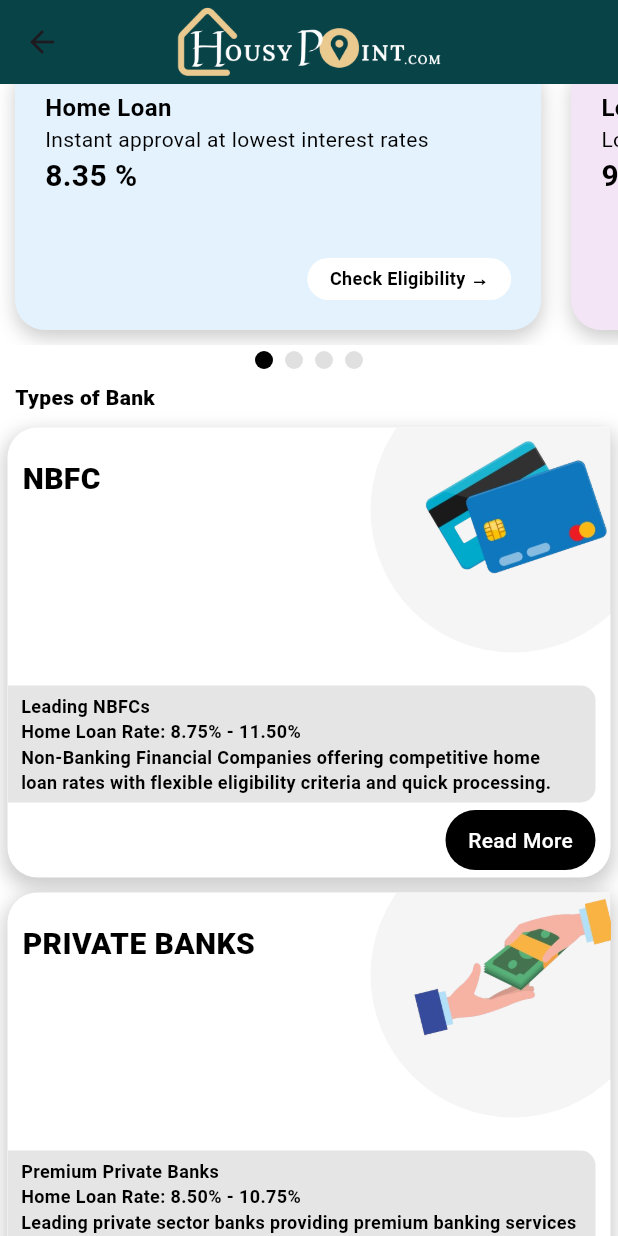
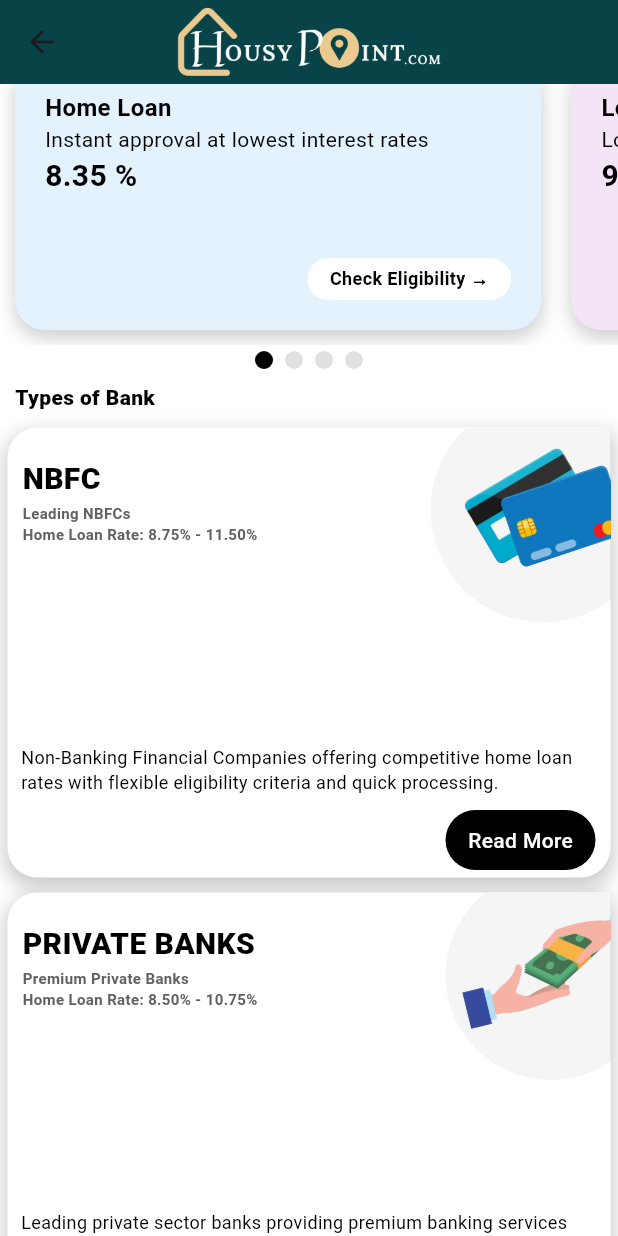
Before and after one commit to prayasjadaun/HousyPoint, a Flutter app: the HomeLoanScreen screen opened directly, scrolled down 576 dp, on a phone screen of 412 x 824 dp. Run offline on Flutter 3.47's test engine with Material 3 defaults, Android fonts, the light colour scheme and no system bars; our stand-ins replace country_picker, fl_chart, flutter_spinkit, google_fonts, google_nav_bar, introduction_screen and 1 more; missing offline and left inert: insta_image_viewer.

Commit message:
Add change in home loan screen

```diff
--- a/housy_point/lib/main.dart
+++ b/housy_point/lib/main.dart
@@ -69,9 +69,9 @@ class MyApp extends StatelessWidget {
         ),
         themeMode: ThemeMode.system,
         home:
-        // HomeLoanScreen()
+        HomeLoanScreen()
         // HomeScreen(),
-        SplashScreen(),
+        // SplashScreen(),
         );
   }
 }
--- a/housy_point/lib/views/screens/homeLoanScreen/home_loan_screen.dart
+++ b/housy_point/lib/views/screens/homeLoanScreen/home_loan_screen.dart
@@ -610,30 +610,37 @@ class _HomeLoanScreenState extends State<HomeLoanScreen>
             Column(
               children: [
                 BanksCustomContainer(
+                  width: 150,
                   titleText: "NBFC\n",
-                  contentText: 'Leading NBFCs\nHome Loan Rate: 8.75% - 11.50%\n'
+                  loanText: 'Leading NBFCs\nHome Loan Rate: 8.75% - 11.50%\n',
+                  contentText:
                       'Non-Banking Financial Companies offering competitive home loan rates with flexible eligibility criteria and quick processing.',
                   buttonText: 'Read More',
                   iconImage: 'assets/loanImages/nbfcbank.png',
                 ),
                 BanksCustomContainer(
+                  width: 140,
                   titleText: "PRIVATE BANKS\n",
+                  loanText: 'Premium Private Banks\nHome Loan Rate: 8.50% - 10.75%\n' ,
                   contentText:
-                      'Premium Private Banks\nHome Loan Rate: 8.50% - 10.75%\n'
+
                       'Leading private sector banks providing premium banking services with competitive home loan rates and personalized solutions.',
                   buttonText: 'Read More',
                   iconImage: 'assets/loanImages/privatebank.png',
                 ),
                 BanksCustomContainer(
+                  width: 190,
                   titleText: "GOVERNMENT BANK\n",
+                  loanText: 'Public Sector Banks\nHome Loan Rate: 8.40% - 9.75%\n',
                   contentText:
-                      'Public Sector Banks\nHome Loan Rate: 8.40% - 9.75%\n'
+
                       'Government-backed banks offering reliable home loan services with competitive interest rates and maximum security.',
                   buttonText: 'Read More',
                   iconImage: "assets/loanImages/govtbank.png",
                 ),
               ],
             ),
+            SizedBox(height: 10),
             // Loan Calculator-----------
             Container(height: 1000, child: LoanCalculator()),
             SizedBox(height: 10),
@@ -806,15 +813,19 @@ class BanksCustomContainer extends StatelessWidget {
   const BanksCustomContainer({
     required this.iconImage,
     required this.buttonText,
+    required this.loanText,
     required this.titleText,
     required this.contentText,
+    required this.width,
     super.key,
   });
 
   final String titleText;
+  final String loanText;
   final String contentText;
   final String buttonText;
   final String iconImage;
+    final double width;
 
   @override
   Widget build(BuildContext context) {
@@ -851,13 +862,24 @@ class BanksCustomContainer extends StatelessWidget {
                     fontWeight: FontWeight.w900,
                     fontSize: 20),
               )),
+              // Loan text Container
+              Positioned(
+              left: 10,
+              top: 50,
+              child: Text(
+                loanText,
+                style: TextStyle(
+                    color: Colors.grey.shade700,
+                    fontWeight: FontWeight.w600,
+                    fontSize: 10),
+              )),
           // Right Circle Container------
           Positioned(
-            top: -40,
+            top: -30,
             right: -30,
             child: Container(
-              height: 190,
-              width: 190,
+              height: 170,
+              width: width,
               decoration: BoxDecoration(
                   // borderRadius: BorderRadius.circular(20),
                   shape: BoxShape.circle,
@@ -865,23 +887,7 @@ class BanksCustomContainer extends StatelessWidget {
                   child: Image.asset(iconImage, fit: BoxFit.cover,),
             ),
           ),
-          // Icon Container------
-          Positioned(
-            top: -80,
-            right: -60,
-            child: Container(
-              padding: EdgeInsets.symmetric(horizontal: 60, vertical: 40),
-              height: 200,
-              width: 200,
-              child: Column(
-                mainAxisAlignment: MainAxisAlignment.end,
-                crossAxisAlignment: CrossAxisAlignment.start,
-                children: [
 
-                ],
-              ),
-            ),
-          ),
 
           // Content Text Container--------
           Positioned(
@@ -891,7 +897,7 @@ class BanksCustomContainer extends StatelessWidget {
             child: Container(
               padding: EdgeInsets.symmetric(horizontal: 10, vertical: 5),
               decoration: BoxDecoration(
-                  color: Colors.black.withOpacity(0.1),
+                  // color: Colors.grey.withOpacity(0.1),
                   borderRadius: BorderRadius.only(
                       topRight: Radius.circular(10),
                       bottomRight: Radius.circular(10))),
@@ -901,7 +907,7 @@ class BanksCustomContainer extends StatelessWidget {
                     contentText,
                     style: TextStyle(
                         color: Colors.black,
-                        fontWeight: FontWeight.bold,
+                        fontWeight: FontWeight.w400,
                         fontSize: 12),
                   ),
                 ],
```
